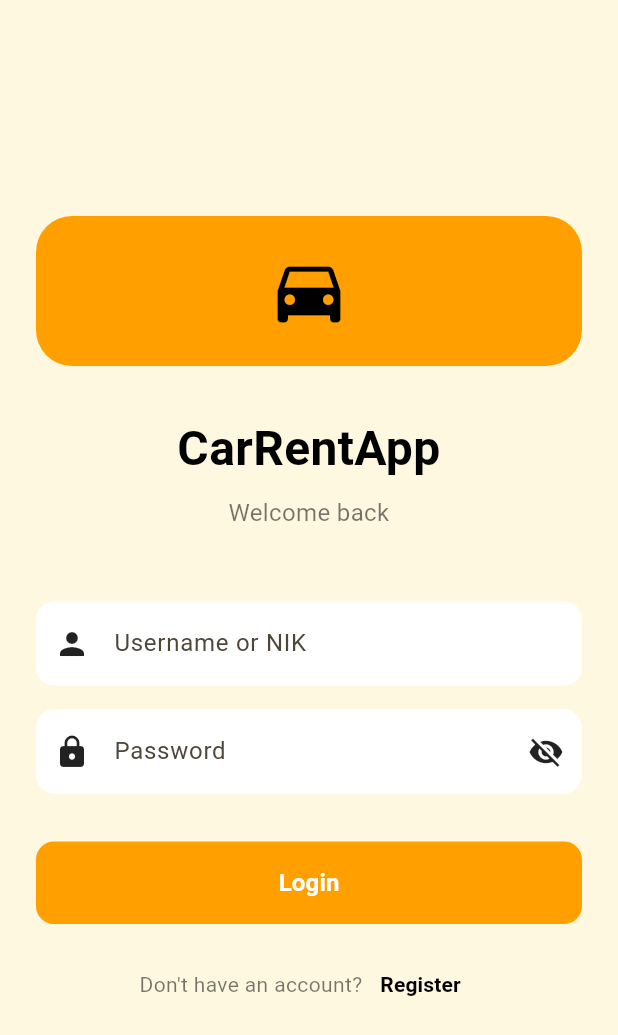
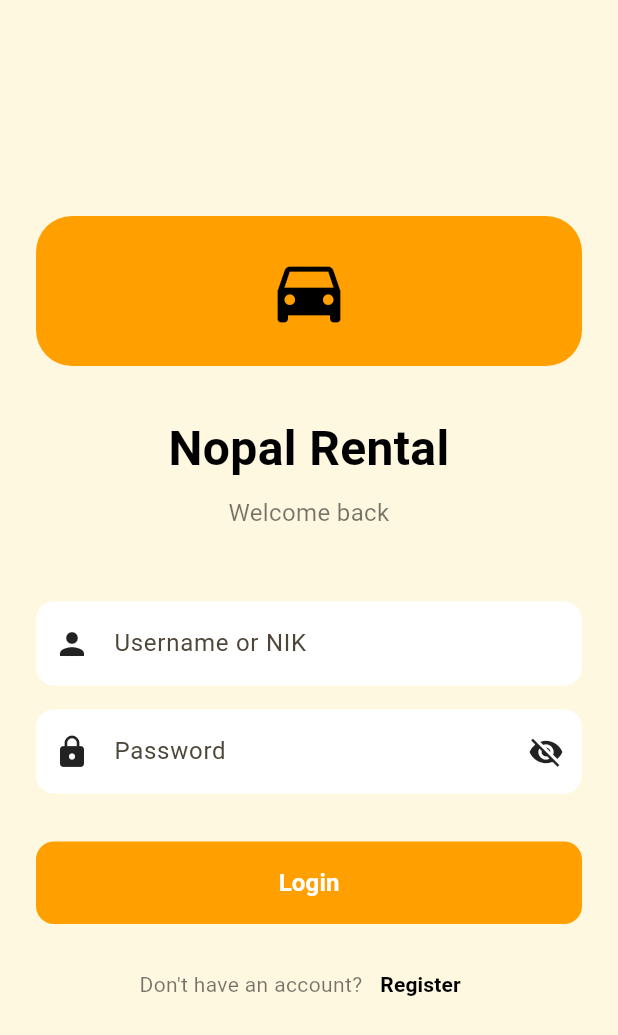
Before and after one commit to naufalalamhaidar/utspam_c3_5a_0031, a Flutter app: the screen it shows after launch, on a phone screen of 412 x 824 dp. Shown: the top 1035 px of the screen. Run offline on Flutter 3.47's test engine with Material 3 defaults, Android fonts, the phone set to English and light mode, and no system bars; our stand-ins replace shared_preferences; accounts and stored records are empty.

Commit message:
Update login_page.dart

```diff
--- a/lib/pages/login_page.dart
+++ b/lib/pages/login_page.dart
@@ -88,7 +88,7 @@ class _LoginPageState extends State<LoginPage> {
                     ),
                     const SizedBox(height: 32),
                     const Text(
-                      'CarRentApp',
+                      'Nopal Rental',
                       textAlign: TextAlign.center,
                       style: TextStyle(
                         fontSize: 32,
```
